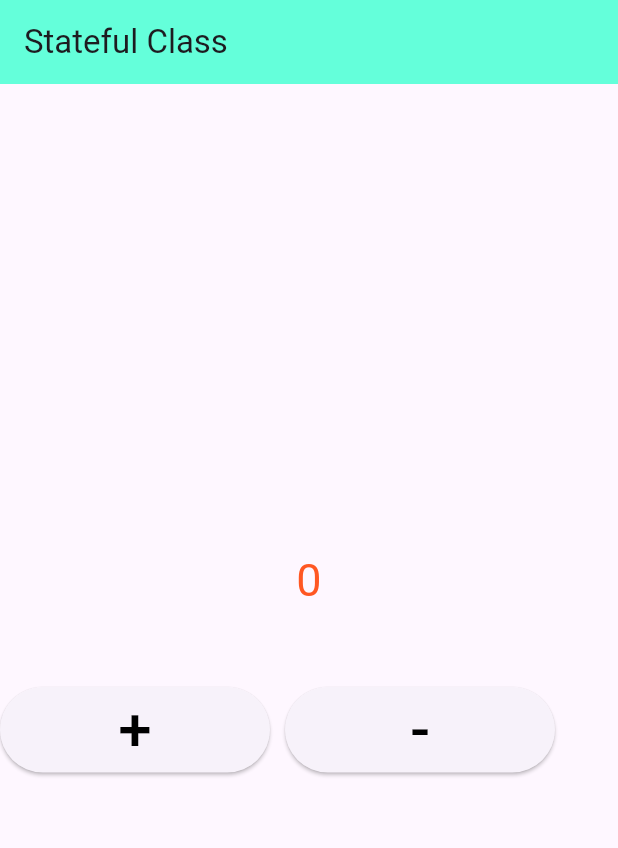
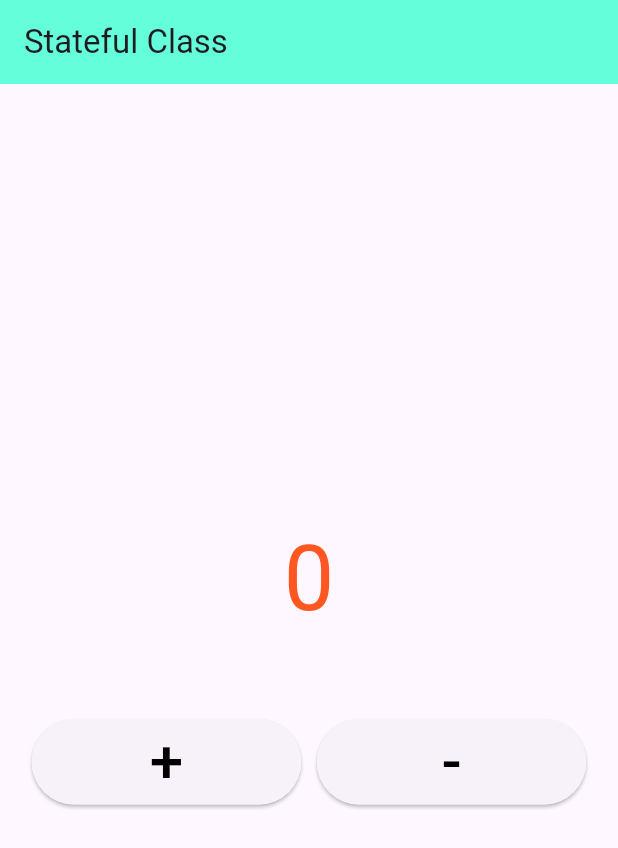
Before and after one commit to aftabuddin007/stateful_Widget, a Flutter app: the screen it shows after launch, on a phone screen of 412 x 824 dp. Shown: the top 848 px of the screen. Run offline on Flutter 3.47's test engine with Material 3 defaults, Android fonts, the phone set to English and light mode, and no system bars.

Commit message:
make a count program

```diff
--- a/lib/main.dart
+++ b/lib/main.dart
@@ -9,17 +9,9 @@ class MyApp extends StatelessWidget {
 
   @override
   Widget build(BuildContext context) {
-    return MaterialApp(title: "Aftab", home:MyHome());
+    return MaterialApp(title: "Aftab", home: MyHome());
   }
 }
-
-
-
-
-
-
-
-
 
 class MyHome extends StatefulWidget {
   const MyHome({super.key});
@@ -41,40 +33,54 @@ class _MyWidgetState extends State<MyHome> {
         child: Column(
           mainAxisAlignment: MainAxisAlignment.center,
           children: [
-          Text(count.toString(),style:TextStyle(
-            fontSize: 30,
-            color: Colors.deepOrange
-          ) ,
+            Text(
+              count.toString(),
+              style: TextStyle(fontSize: 60, color: Colors.deepOrange),
             ),
-  SizedBox(height: 50,),
+            SizedBox(height: 50),
             Row(
+              mainAxisAlignment: MainAxisAlignment.center,
               children: [
                 SizedBox(
                   width: 180,
 
-    child:ElevatedButton(onPressed: (){}, child: Text("+",style: TextStyle(
-      fontSize: 40,
-      color: Colors.black
-    ),)),
+                  child: ElevatedButton(
+                    onPressed: () {
+                      setState(() {
 
+                      count++;
+                      });
+                      print(count);
+
+                    },
+                    child: Text(
+                      "+",
+                      style: TextStyle(fontSize: 40, color: Colors.black),
                     ),
-SizedBox(width: 10,),
+                  ),
+                ),
+                SizedBox(width: 10),
                 SizedBox(
                   width: 180,
 
-    child:ElevatedButton(onPressed: (){}, child: Text("-",style: TextStyle(
-      fontSize: 40,
-      color: Colors.black
-    ),)),
+                  child: ElevatedButton(
+                    onPressed: () {
+                      setState(() {
 
+                      count--;
+                      });
+                      print(count);
+                    },
+                    child: Text(
+                      "-",
+                      style: TextStyle(fontSize: 40, color: Colors.black),
                     ),
-
-
+                  ),
+                ),
               ],
-)
-
-
-        ],),
+            ),
+          ],
+        ),
       ),
     );
   }
```
Lines whose indentation alone changed are shown as unchanged.
